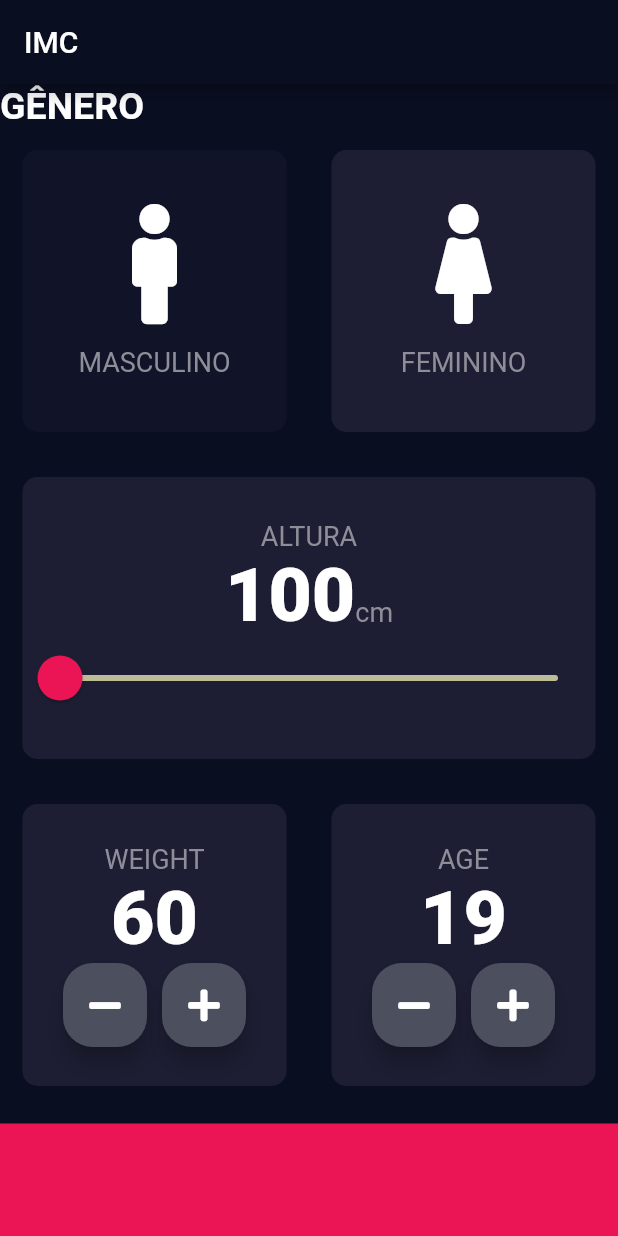
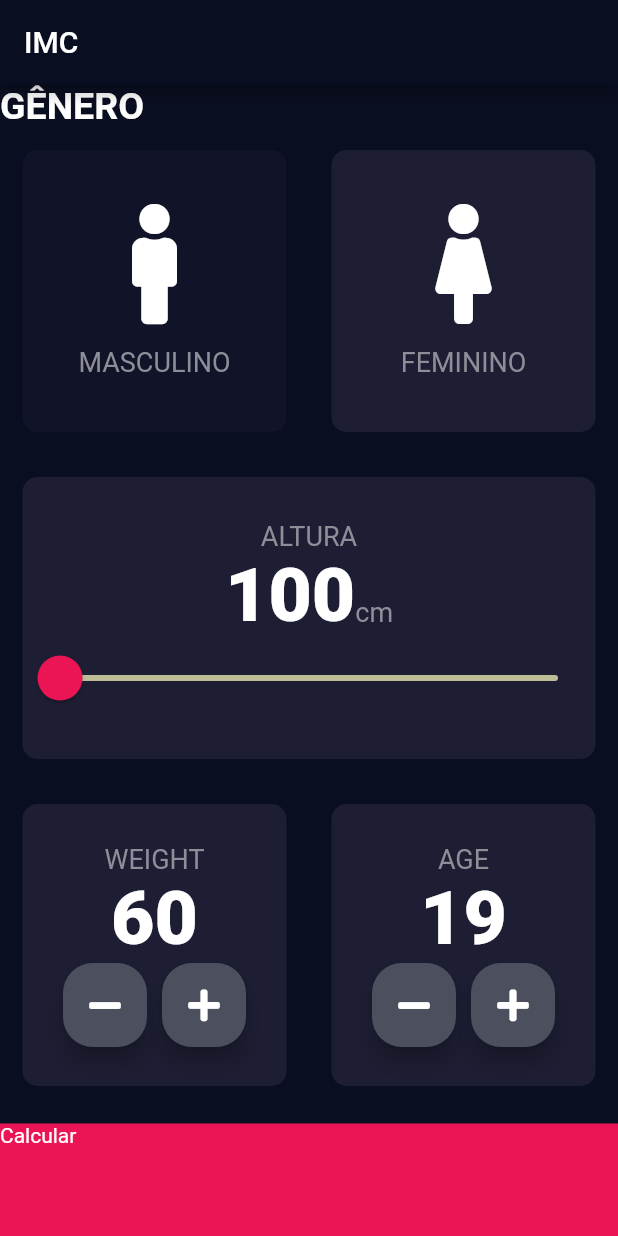
Before and after one commit to adilsontchameia/CalculadoraIMC, a Flutter app: the screen it shows after launch, on a phone screen of 412 x 824 dp. Run offline on Flutter 3.47's test engine with Material 2 defaults, Android fonts, the phone set to English and light mode, and no system bars; our stand-ins replace font_awesome_flutter.

Commit message:
navegando entre rotas

```diff
--- a/lib/input_page.dart
+++ b/lib/input_page.dart
@@ -201,11 +201,17 @@ class _HomeState extends State<Home> {
               ],
             ),
           ),
-          Container(
-            color: buttonColor,
-            margin: EdgeInsets.only(top: 10.0),
-            width: double.infinity,
-            height: bottomContainerHeight,
+          GestureDetector(
+            onTap: () {
+              Navigator.pushNamed(context, '/result');
+            },
+            child: Container(
+              child: Text("Calcular"),
+              color: buttonColor,
+              margin: EdgeInsets.only(top: 10.0),
+              width: double.infinity,
+              height: bottomContainerHeight,
+            ),
           ),
         ],
       ),
--- a/lib/main.dart
+++ b/lib/main.dart
@@ -1,5 +1,6 @@
 import 'package:flutter/material.dart';
 import 'package:ibm_calculator/input_page.dart';
+import 'results_page.dart';
 
 void main() {
   runApp(BMICalculator());
@@ -9,7 +10,9 @@ class BMICalculator extends StatelessWidget {
   @override
   Widget build(BuildContext context) {
     return MaterialApp(
-      home: Home(),
+      initialRoute: '/',
+      //Rotas Nomeadas
+      routes: {'/': (context) => Home(), '/result': (context) => ResultPage()},
       debugShowCheckedModeBanner: false,
       //Especificar tudo que quero mudar
       theme: ThemeData.dark().copyWith(
```
Also changed, not shown: lib/results_page.dart (added, +13 -0 lines).
